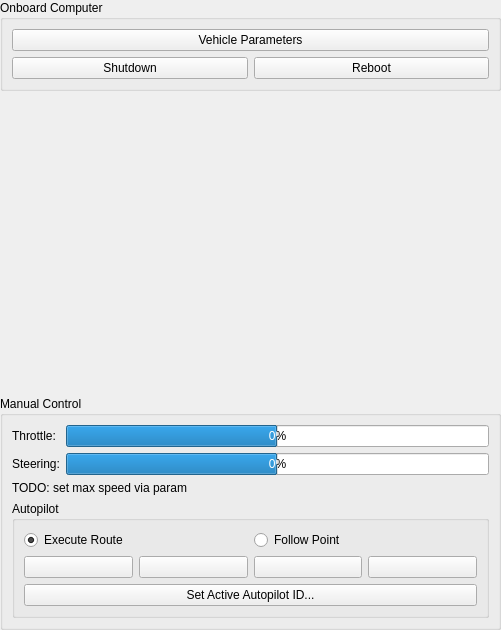
Old version of the form userinterface/driveui.ui in the repository RISE-Dependable-Transport-Systems/WayWise.
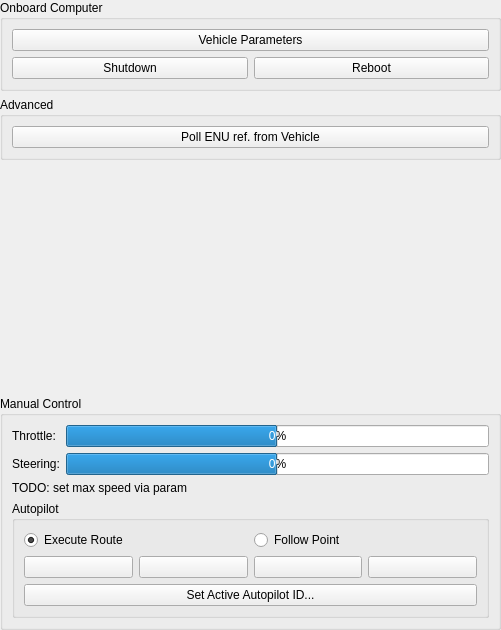
New version of the form. Icons and pictures are not drawn.

Commit message: Allow DriveUI to poll ENU ref from vehicle Adds respective interface to VehicleConnection, implemented in MavsdkVehicleConnection

The edit to the form file:
```diff
--- a/userinterface/driveui.ui
+++ b/userinterface/driveui.ui
@@ -74,6 +74,22 @@
      </layout>
     </widget>
    </item>
+   <item>
+    <widget class="QGroupBox" name="groupBox_3">
+     <property name="title">
+      <string>Advanced</string>
+     </property>
+     <layout class="QVBoxLayout" name="verticalLayout_4">
+      <item>
+       <widget class="QPushButton" name="pollENUrefButton">
+        <property name="text">
+         <string>Poll ENU ref. from Vehicle</string>
+        </property>
+       </widget>
+      </item>
+     </layout>
+    </widget>
+   </item>
    <item>
     <spacer name="verticalSpacer">
      <property name="orientation">
```
The commit also changes 5 other files.
